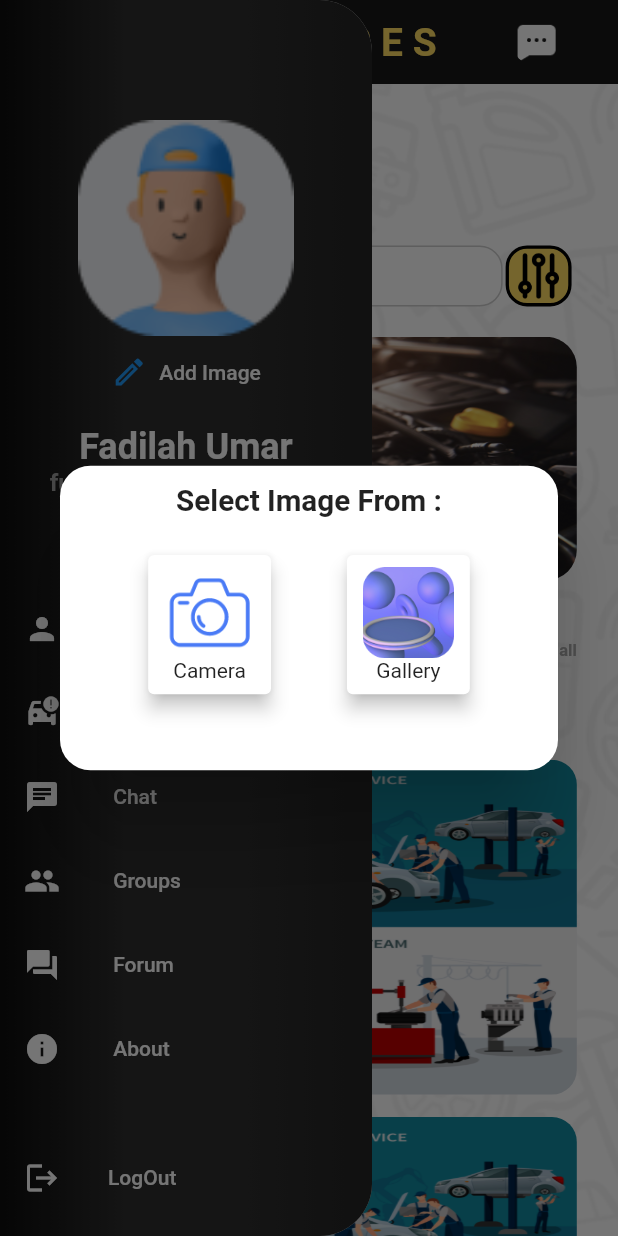
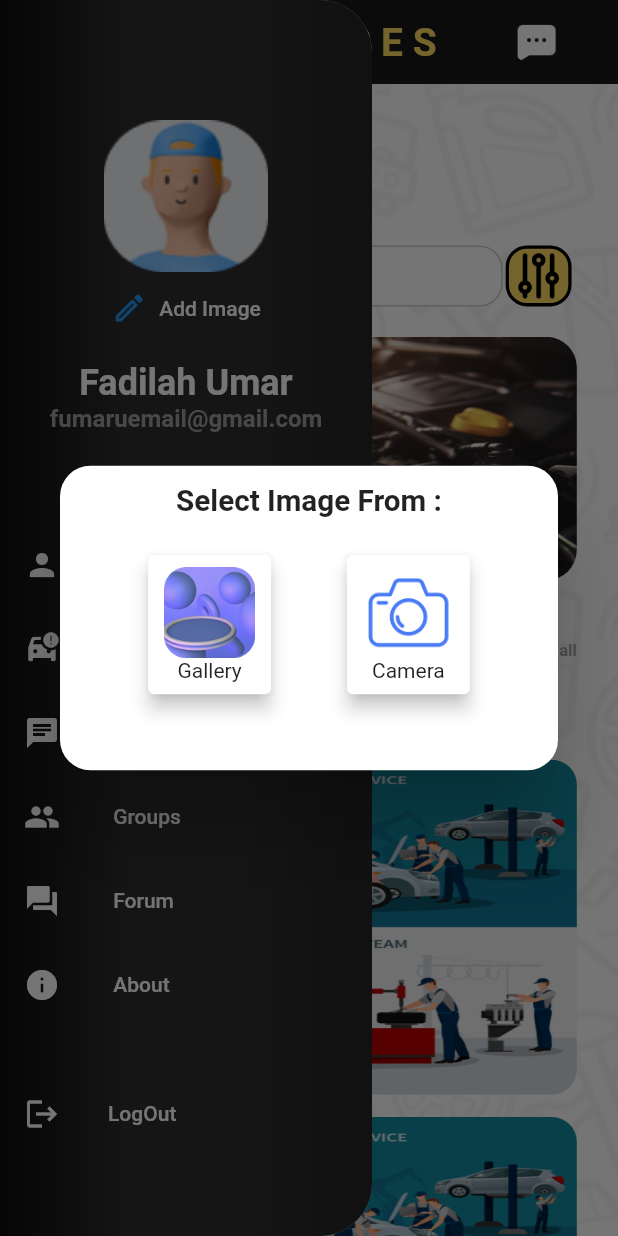
Before and after one commit to Fumaru02/AutoBeresBLoc, a Flutter app: the HomePage screen opened by its route, in the side drawer, after a tap on "Add Image", on a phone screen of 412 x 824 dp. Run offline on Flutter 3.47's test engine with Material 2 defaults, Android fonts, the phone set to English and light mode, and no system bars; drawn by our look-alikes of dots_indicator; our stand-ins replace bloc, cloud_firestore, dio, equatable, firebase_auth, firebase_core and 9 more; accounts and stored records are empty; Roboto replaces fonts that are missing (Avenir, DeliciousHandrawn).

Commit message:
fix image size

```diff
--- a/lib/pages/home/home_page.dart
+++ b/lib/pages/home/home_page.dart
@@ -98,19 +98,19 @@ class _HomePageState extends State<HomePage> {
                   child: Column(
                     mainAxisAlignment: MainAxisAlignment.center,
                     children: [
-                      CircleAvatar(
-                        radius: 72,
+                      ClipRRect(
+                        borderRadius: BorderRadius.circular(20),
                         child: selectedImagePath == ''
                             ? Image.asset(
                                 'assets/icons/img.png',
-                                height: 150.h,
-                                width: 150.w,
+                                height: 100.h,
+                                width: 100.w,
                                 fit: BoxFit.fill,
                               )
                             : Image.file(
                                 File(selectedImagePath),
-                                height: 150.h,
-                                width: 150.w,
+                                height: 100.h,
+                                width: 100.w,
                                 fit: BoxFit.fill,
                               ),
                       ),
@@ -260,8 +260,6 @@ class _HomePageState extends State<HomePage> {
                       InkWell(
                         onTap: () async {
                           selectedImagePath = await selectedImageFromGallery();
-                          print('Image_path:-');
-                          print(selectedImagePath);
                           if (selectedImagePath != '') {
                             Navigator.pop(context);
                             setState(() {});
@@ -269,6 +267,37 @@ class _HomePageState extends State<HomePage> {
                             ScaffoldMessenger.of(context).showSnackBar(
                               SnackBar(
                                 content: Text('No image selected !'),
+                              ),
+                            );
+                          }
+                        },
+                        child: Card(
+                          elevation: 5,
+                          child: Padding(
+                            padding: const EdgeInsets.all(8),
+                            child: Column(
+                              children: [
+                                Image.asset(
+                                  'assets/images/gallery.png',
+                                  height: 60.h,
+                                  width: 60.w,
+                                ),
+                                const Text('Gallery')
+                              ],
+                            ),
+                          ),
+                        ),
+                      ),
+                      InkWell(
+                        onTap: () async {
+                          selectedImagePath = await selectedImageFromCamera();
+                          if (selectedImagePath != '') {
+                            Navigator.pop(context);
+                            setState(() {});
+                          } else {
+                            ScaffoldMessenger.of(context).showSnackBar(
+                              SnackBar(
+                                content: Text('No image captured !'),
                               ),
                             );
                           }
@@ -290,39 +319,6 @@ class _HomePageState extends State<HomePage> {
                           ),
                         ),
                       ),
-                      InkWell(
-                        onTap: () async {
-                          selectedImagePath = await selectedImageFromCamera();
-                          print('Image_path:-');
-                          print(selectedImagePath);
-                          if (selectedImagePath != '') {
-                            Navigator.pop(context);
-                            setState(() {});
-                          } else {
-                            ScaffoldMessenger.of(context).showSnackBar(
-                              SnackBar(
-                                content: Text('No image captured !'),
-                              ),
-                            );
-                          }
-                        },
-                        child: Card(
-                          elevation: 5,
-                          child: Padding(
-                            padding: const EdgeInsets.all(8),
-                            child: Column(
-                              children: [
-                                Image.asset(
-                                  'assets/images/gallery.png',
-                                  height: 60.h,
-                                  width: 60.w,
-                                ),
-                                const Text('Gallery')
-                              ],
-                            ),
-                          ),
-                        ),
-                      ),
                     ],
                   )
                 ],
@@ -335,8 +331,8 @@ class _HomePageState extends State<HomePage> {
   }
 
   selectedImageFromGallery() async {
-    XFile? file = await ImagePicker()
-        .pickImage(source: ImageSource.gallery, imageQuality: 10);
+    XFile? file = await ImagePicker().pickImage(
+        source: ImageSource.gallery, imageQuality: 50, maxWidth: 150.w);
     if (file != null) {
       return file.path;
     } else {
@@ -345,8 +341,8 @@ class _HomePageState extends State<HomePage> {
   }
 
   selectedImageFromCamera() async {
-    XFile? file = await ImagePicker()
-        .pickImage(source: ImageSource.camera, imageQuality: 10);
+    XFile? file = await ImagePicker().pickImage(
+        source: ImageSource.camera, imageQuality: 50, maxWidth: 150.w);
     if (file != null) {
       return file.path;
     } else {
```
